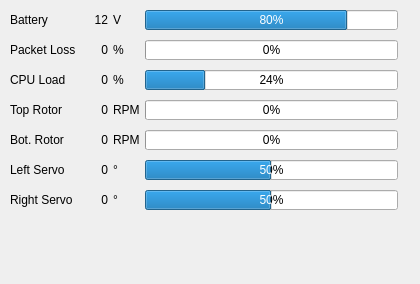
Qt form src/ui/UASInfo.ui (mavlink/qgroundcontrol) before a commit.
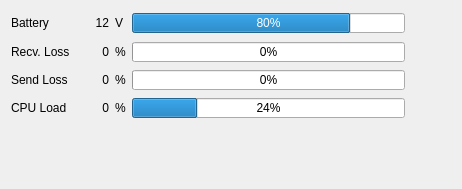
The same form after that commit.

```diff
--- a/src/ui/UASInfo.ui
+++ b/src/ui/UASInfo.ui
@@ -6,8 +6,8 @@
    <rect>
     <x>0</x>
     <y>0</y>
-    <width>420</width>
-    <height>284</height>
+    <width>462</width>
+    <height>189</height>
    </rect>
   </property>
   <property name="windowTitle">
@@ -17,15 +17,6 @@
    <string notr="true"/>
   </property>
   <layout class="QGridLayout" name="gridLayout">
-   <property name="horizontalSpacing">
-    <number>5</number>
-   </property>
-   <property name="verticalSpacing">
-    <number>10</number>
-   </property>
-   <property name="margin">
-    <number>10</number>
-   </property>
    <item row="0" column="0">
     <widget class="QLabel" name="label">
      <property name="text">
@@ -118,10 +109,23 @@
      </property>
     </widget>
    </item>
+   <item row="0" column="5" rowspan="4">
+    <spacer name="horizontalSpacer">
+     <property name="orientation">
+      <enum>Qt::Horizontal</enum>
+     </property>
+     <property name="sizeHint" stdset="0">
+      <size>
+       <width>40</width>
+       <height>108</height>
+      </size>
+     </property>
+    </spacer>
+   </item>
    <item row="1" column="0">
     <widget class="QLabel" name="label_2">
      <property name="text">
-      <string>Packet Loss</string>
+      <string>Recv. Loss</string>
      </property>
     </widget>
    </item>
@@ -205,13 +209,99 @@
     </widget>
    </item>
    <item row="2" column="0">
+    <widget class="QLabel" name="label_6">
+     <property name="text">
+      <string>Send Loss</string>
+     </property>
+    </widget>
+   </item>
+   <item row="2" column="1">
+    <spacer name="horizontalSpacer_9">
+     <property name="orientation">
+      <enum>Qt::Horizontal</enum>
+     </property>
+     <property name="sizeType">
+      <enum>QSizePolicy::Maximum</enum>
+     </property>
+     <property name="sizeHint" stdset="0">
+      <size>
+       <width>13</width>
+       <height>15</height>
+      </size>
+     </property>
+    </spacer>
+   </item>
+   <item row="2" column="2">
+    <widget class="QLabel" name="sendLossLabel">
+     <property name="text">
+      <string>0</string>
+     </property>
+     <property name="textFormat">
+      <enum>Qt::AutoText</enum>
+     </property>
+     <property name="alignment">
+      <set>Qt::AlignRight|Qt::AlignTrailing|Qt::AlignVCenter</set>
+     </property>
+    </widget>
+   </item>
+   <item row="2" column="3">
+    <widget class="QLabel" name="label_11">
+     <property name="text">
+      <string>%</string>
+     </property>
+     <property name="textFormat">
+      <enum>Qt::AutoText</enum>
+     </property>
+     <property name="alignment">
+      <set>Qt::AlignLeading|Qt::AlignLeft|Qt::AlignVCenter</set>
+     </property>
+    </widget>
+   </item>
+   <item row="2" column="4">
+    <widget class="QProgressBar" name="sendLossBar">
+     <property name="sizePolicy">
+      <sizepolicy hsizetype="MinimumExpanding" vsizetype="Fixed">
+       <horstretch>10</horstretch>
+       <verstretch>18</verstretch>
+      </sizepolicy>
+     </property>
+     <property name="minimumSize">
+      <size>
+       <width>100</width>
+       <height>0</height>
+      </size>
+     </property>
+     <property name="maximumSize">
+      <size>
+       <width>16777215</width>
+       <height>20</height>
+      </size>
+     </property>
+     <property name="baseSize">
+      <size>
+       <width>0</width>
+       <height>18</height>
+      </size>
+     </property>
+     <property name="value">
+      <number>0</number>
+     </property>
+     <property name="textVisible">
+      <bool>true</bool>
+     </property>
+     <property name="format">
+      <string>%p%</string>
+     </property>
+    </widget>
+   </item>
+   <item row="3" column="0">
     <widget class="QLabel" name="label_3">
      <property name="text">
       <string>CPU Load</string>
      </property>
     </widget>
    </item>
-   <item row="2" column="1">
+   <item row="3" column="1">
     <spacer name="horizontalSpacer_4">
      <property name="orientation">
       <enum>Qt::Horizontal</enum>
@@ -227,7 +317,7 @@
      </property>
     </spacer>
    </item>
-   <item row="2" column="2">
+   <item row="3" column="2">
     <widget class="QLabel" name="loadLabel">
      <property name="text">
       <string>0</string>
@@ -240,7 +330,20 @@
      </property>
     </widget>
    </item>
-   <item row="2" column="4">
+   <item row="3" column="3">
+    <widget class="QLabel" name="label_9">
+     <property name="text">
+      <string>%</string>
+     </property>
+     <property name="textFormat">
+      <enum>Qt::AutoText</enum>
+     </property>
+     <property name="alignment">
+      <set>Qt::AlignLeading|Qt::AlignLeft|Qt::AlignVCenter</set>
+     </property>
+    </widget>
+   </item>
+   <item row="3" column="4">
     <widget class="QProgressBar" name="loadBar">
      <property name="sizePolicy">
       <sizepolicy hsizetype="MinimumExpanding" vsizetype="Fixed">
@@ -277,7 +380,7 @@
      </property>
     </widget>
    </item>
-   <item row="8" column="4">
+   <item row="4" column="0" colspan="6">
     <spacer name="verticalSpacer">
      <property name="orientation">
       <enum>Qt::Vertical</enum>
@@ -293,382 +396,6 @@
      </property>
     </spacer>
    </item>
-   <item row="2" column="5">
-    <widget class="QLabel" name="label_6">
-     <property name="text">
-      <string/>
-     </property>
-    </widget>
-   </item>
-   <item row="2" column="3">
-    <widget class="QLabel" name="label_9">
-     <property name="text">
-      <string>%</string>
-     </property>
-     <property name="textFormat">
-      <enum>Qt::AutoText</enum>
-     </property>
-     <property name="alignment">
-      <set>Qt::AlignLeading|Qt::AlignLeft|Qt::AlignVCenter</set>
-     </property>
-    </widget>
-   </item>
-   <item row="4" column="0">
-    <widget class="QLabel" name="label_4">
-     <property name="text">
-      <string>Top Rotor</string>
-     </property>
-    </widget>
-   </item>
-   <item row="4" column="1">
-    <spacer name="horizontalSpacer_5">
-     <property name="orientation">
-      <enum>Qt::Horizontal</enum>
-     </property>
-     <property name="sizeType">
-      <enum>QSizePolicy::Maximum</enum>
-     </property>
-     <property name="sizeHint" stdset="0">
-      <size>
-       <width>13</width>
-       <height>15</height>
-      </size>
-     </property>
-    </spacer>
-   </item>
-   <item row="4" column="2">
-    <widget class="QLabel" name="topRotorLabel">
-     <property name="text">
-      <string>0</string>
-     </property>
-     <property name="textFormat">
-      <enum>Qt::AutoText</enum>
-     </property>
-     <property name="alignment">
-      <set>Qt::AlignRight|Qt::AlignTrailing|Qt::AlignVCenter</set>
-     </property>
-    </widget>
-   </item>
-   <item row="4" column="3">
-    <widget class="QLabel" name="label_10">
-     <property name="text">
-      <string>RPM</string>
-     </property>
-     <property name="textFormat">
-      <enum>Qt::AutoText</enum>
-     </property>
-     <property name="alignment">
-      <set>Qt::AlignLeading|Qt::AlignLeft|Qt::AlignVCenter</set>
-     </property>
-    </widget>
-   </item>
-   <item row="4" column="4">
-    <widget class="QProgressBar" name="topRotorBar">
-     <property name="sizePolicy">
-      <sizepolicy hsizetype="MinimumExpanding" vsizetype="Fixed">
-       <horstretch>10</horstretch>
-       <verstretch>18</verstretch>
-      </sizepolicy>
-     </property>
-     <property name="minimumSize">
-      <size>
-       <width>100</width>
-       <height>0</height>
-      </size>
-     </property>
-     <property name="maximumSize">
-      <size>
-       <width>16777215</width>
-       <height>20</height>
-      </size>
-     </property>
-     <property name="baseSize">
-      <size>
-       <width>0</width>
-       <height>18</height>
-      </size>
-     </property>
-     <property name="value">
-      <number>0</number>
-     </property>
-     <property name="textVisible">
-      <bool>true</bool>
-     </property>
-     <property name="format">
-      <string>%p%</string>
-     </property>
-    </widget>
-   </item>
-   <item row="5" column="1">
-    <spacer name="horizontalSpacer_6">
-     <property name="orientation">
-      <enum>Qt::Horizontal</enum>
-     </property>
-     <property name="sizeType">
-      <enum>QSizePolicy::Maximum</enum>
-     </property>
-     <property name="sizeHint" stdset="0">
-      <size>
-       <width>13</width>
-       <height>15</height>
-      </size>
-     </property>
-    </spacer>
-   </item>
-   <item row="5" column="2">
-    <widget class="QLabel" name="botRotorLabel">
-     <property name="text">
-      <string>0</string>
-     </property>
-     <property name="textFormat">
-      <enum>Qt::AutoText</enum>
-     </property>
-     <property name="alignment">
-      <set>Qt::AlignRight|Qt::AlignTrailing|Qt::AlignVCenter</set>
-     </property>
-    </widget>
-   </item>
-   <item row="5" column="3">
-    <widget class="QLabel" name="label_12">
-     <property name="text">
-      <string>RPM</string>
-     </property>
-     <property name="textFormat">
-      <enum>Qt::AutoText</enum>
-     </property>
-     <property name="alignment">
-      <set>Qt::AlignLeading|Qt::AlignLeft|Qt::AlignVCenter</set>
-     </property>
-    </widget>
-   </item>
-   <item row="5" column="4">
-    <widget class="QProgressBar" name="botRotorBar">
-     <property name="sizePolicy">
-      <sizepolicy hsizetype="MinimumExpanding" vsizetype="Fixed">
-       <horstretch>10</horstretch>
-       <verstretch>18</verstretch>
-      </sizepolicy>
-     </property>
-     <property name="minimumSize">
-      <size>
-       <width>100</width>
-       <height>0</height>
-      </size>
-     </property>
-     <property name="maximumSize">
-      <size>
-       <width>16777215</width>
-       <height>20</height>
-      </size>
-     </property>
-     <property name="baseSize">
-      <size>
-       <width>0</width>
-       <height>18</height>
-      </size>
-     </property>
-     <property name="value">
-      <number>0</number>
-     </property>
-     <property name="textVisible">
-      <bool>true</bool>
-     </property>
-     <property name="format">
-      <string>%p%</string>
-     </property>
-    </widget>
-   </item>
-   <item row="5" column="0">
-    <widget class="QLabel" name="label_5">
-     <property name="text">
-      <string>Bot. Rotor</string>
-     </property>
-    </widget>
-   </item>
-   <item row="6" column="0">
-    <widget class="QLabel" name="label_14">
-     <property name="text">
-      <string>Left Servo</string>
-     </property>
-    </widget>
-   </item>
-   <item row="6" column="1">
-    <spacer name="horizontalSpacer_7">
-     <property name="orientation">
-      <enum>Qt::Horizontal</enum>
-     </property>
-     <property name="sizeType">
-      <enum>QSizePolicy::Maximum</enum>
-     </property>
-     <property name="sizeHint" stdset="0">
-      <size>
-       <width>13</width>
-       <height>15</height>
-      </size>
-     </property>
-    </spacer>
-   </item>
-   <item row="6" column="2">
-    <widget class="QLabel" name="leftServoLabel">
-     <property name="text">
-      <string>0</string>
-     </property>
-     <property name="textFormat">
-      <enum>Qt::AutoText</enum>
-     </property>
-     <property name="alignment">
-      <set>Qt::AlignRight|Qt::AlignTrailing|Qt::AlignVCenter</set>
-     </property>
-    </widget>
-   </item>
-   <item row="6" column="3">
-    <widget class="QLabel" name="label_15">
-     <property name="text">
-      <string>°</string>
-     </property>
-     <property name="textFormat">
-      <enum>Qt::AutoText</enum>
-     </property>
-     <property name="alignment">
-      <set>Qt::AlignLeading|Qt::AlignLeft|Qt::AlignVCenter</set>
-     </property>
-    </widget>
-   </item>
-   <item row="6" column="4">
-    <widget class="QProgressBar" name="leftServoBar">
-     <property name="sizePolicy">
-      <sizepolicy hsizetype="MinimumExpanding" vsizetype="Fixed">
-       <horstretch>10</horstretch>
-       <verstretch>18</verstretch>
-      </sizepolicy>
-     </property>
-     <property name="minimumSize">
-      <size>
-       <width>100</width>
-       <height>0</height>
-      </size>
-     </property>
-     <property name="maximumSize">
-      <size>
-       <width>16777215</width>
-       <height>20</height>
-      </size>
-     </property>
-     <property name="baseSize">
-      <size>
-       <width>0</width>
-       <height>18</height>
-      </size>
-     </property>
-     <property name="minimum">
-      <number>0</number>
-     </property>
-     <property name="maximum">
-      <number>100</number>
-     </property>
-     <property name="value">
-      <number>50</number>
-     </property>
-     <property name="textVisible">
-      <bool>true</bool>
-     </property>
-     <property name="format">
-      <string>%p%</string>
-     </property>
-    </widget>
-   </item>
-   <item row="7" column="0">
-    <widget class="QLabel" name="label_16">
-     <property name="text">
-      <string>Right Servo</string>
-     </property>
-    </widget>
-   </item>
-   <item row="7" column="1">
-    <spacer name="horizontalSpacer_8">
-     <property name="orientation">
-      <enum>Qt::Horizontal</enum>
-     </property>
-     <property name="sizeType">
-      <enum>QSizePolicy::Maximum</enum>
-     </property>
-     <property name="sizeHint" stdset="0">
-      <size>
-       <width>13</width>
-       <height>15</height>
-      </size>
-     </property>
-    </spacer>
-   </item>
-   <item row="7" column="2">
-    <widget class="QLabel" name="rightServoLabel">
-     <property name="text">
-      <string>0</string>
-     </property>
-     <property name="textFormat">
-      <enum>Qt::AutoText</enum>
-     </property>
-     <property name="alignment">
-      <set>Qt::AlignRight|Qt::AlignTrailing|Qt::AlignVCenter</set>
-     </property>
-    </widget>
-   </item>
-   <item row="7" column="3">
-    <widget class="QLabel" name="label_17">
-     <property name="text">
-      <string>°</string>
-     </property>
-     <property name="textFormat">
-      <enum>Qt::AutoText</enum>
-     </property>
-     <property name="alignment">
-      <set>Qt::AlignLeading|Qt::AlignLeft|Qt::AlignVCenter</set>
-     </property>
-    </widget>
-   </item>
-   <item row="7" column="4">
-    <widget class="QProgressBar" name="rightServoBar">
-     <property name="sizePolicy">
-      <sizepolicy hsizetype="MinimumExpanding" vsizetype="Fixed">
-       <horstretch>10</horstretch>
-       <verstretch>18</verstretch>
-      </sizepolicy>
-     </property>
-     <property name="minimumSize">
-      <size>
-       <width>100</width>
-       <height>0</height>
-      </size>
-     </property>
-     <property name="maximumSize">
-      <size>
-       <width>16777215</width>
-       <height>20</height>
-      </size>
-     </property>
-     <property name="baseSize">
-      <size>
-       <width>0</width>
-       <height>18</height>
-      </size>
-     </property>
-     <property name="minimum">
-      <number>0</number>
-     </property>
-     <property name="maximum">
-      <number>100</number>
-     </property>
-     <property name="value">
-      <number>50</number>
-     </property>
-     <property name="textVisible">
-      <bool>true</bool>
-     </property>
-     <property name="format">
-      <string>%p%</string>
-     </property>
-    </widget>
-   </item>
   </layout>
  </widget>
  <resources/>
```
Left out of the diff: 4 changed lines with no effect on the pictures.
